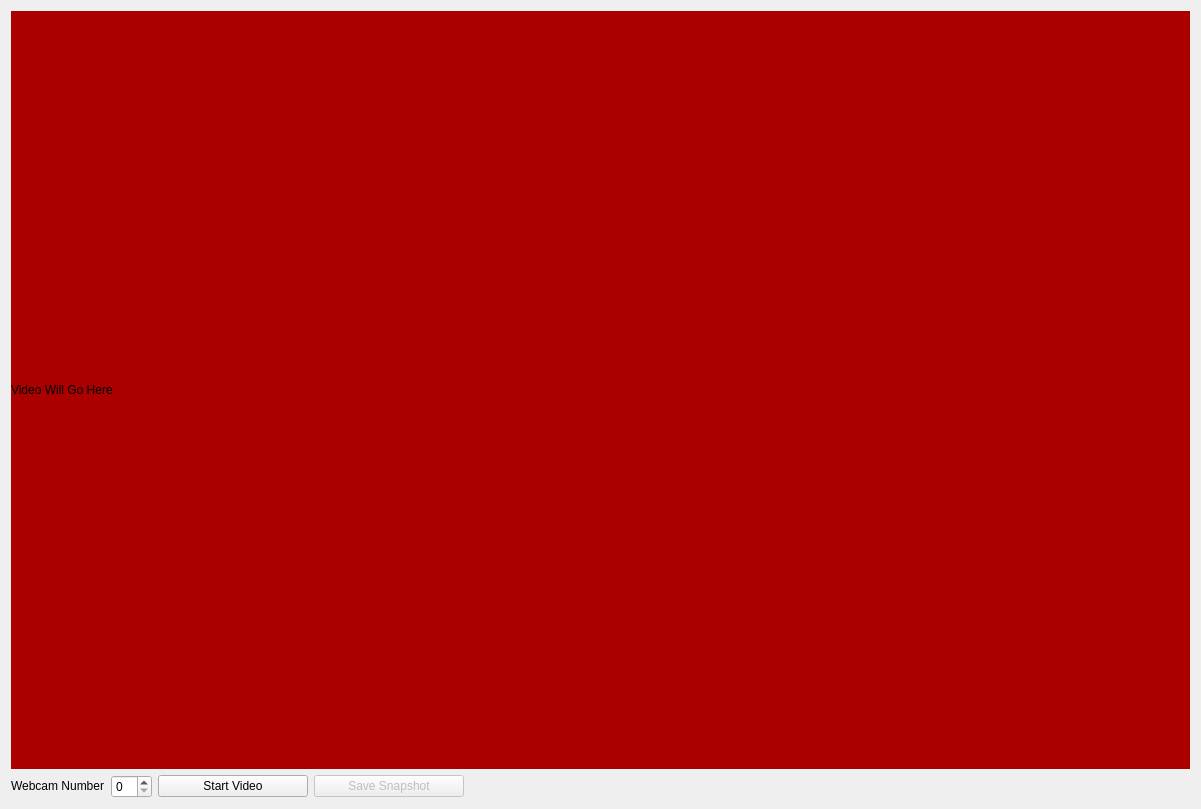
Old version of the form lib/cfclient/ui/tabs/cameraTab.ui in the repository gt-quadcopter/crazyflie-clients-python.
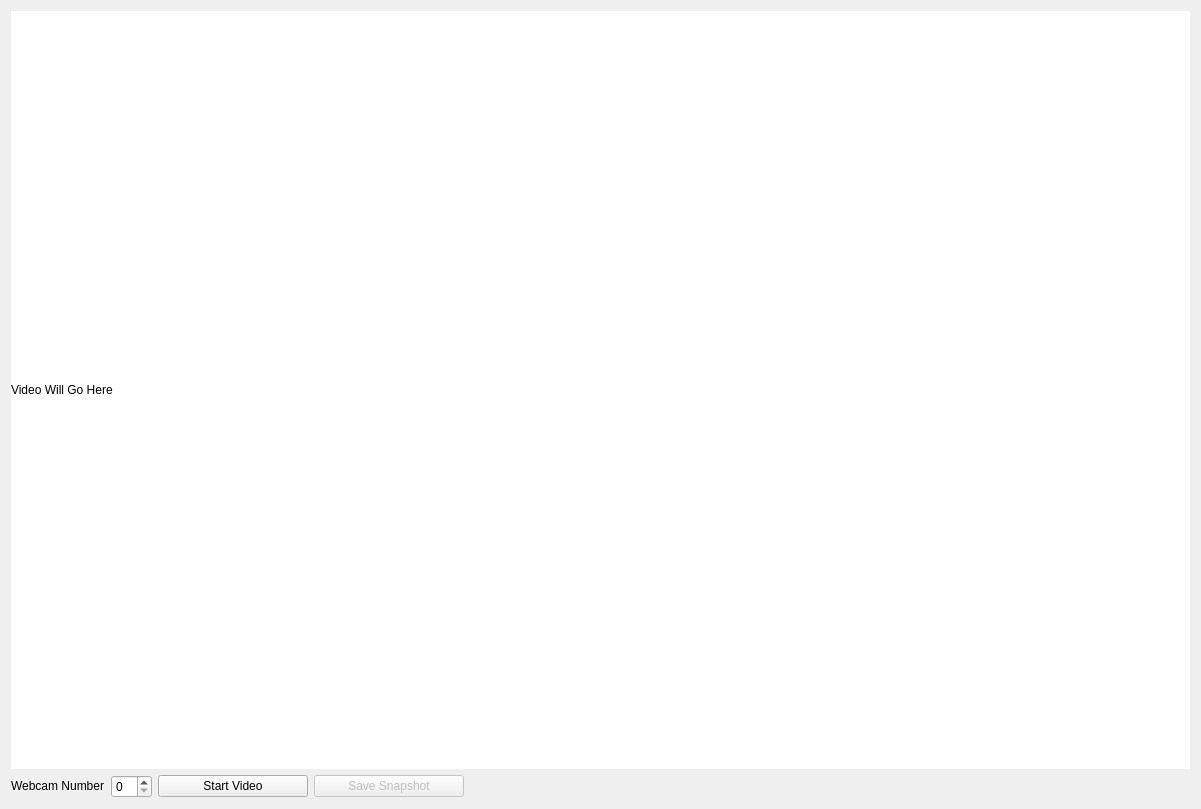
New version of the form.

What changed in the file:
```diff
--- a/lib/cfclient/ui/tabs/cameraTab.ui
+++ b/lib/cfclient/ui/tabs/cameraTab.ui
@@ -34,7 +34,7 @@
         <bool>false</bool>
        </property>
        <property name="styleSheet">
-        <string notr="true">background-color: rgb(170, 0, 0);R</string>
+        <string notr="true">background-color: rgb(255, 255, 255);R</string>
        </property>
        <property name="text">
         <string>Video Will Go Here</string>
```
